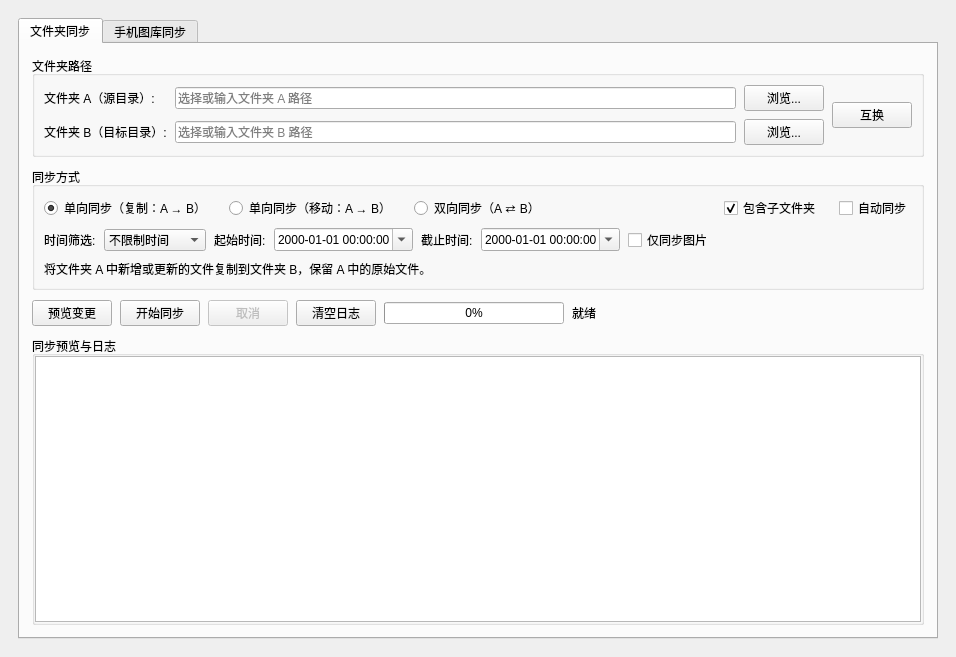
The window that tools/syncwidget.ui (hanbinhsh/SD-LoRA-Manager) describes before a commit, drawn with Qt 5.
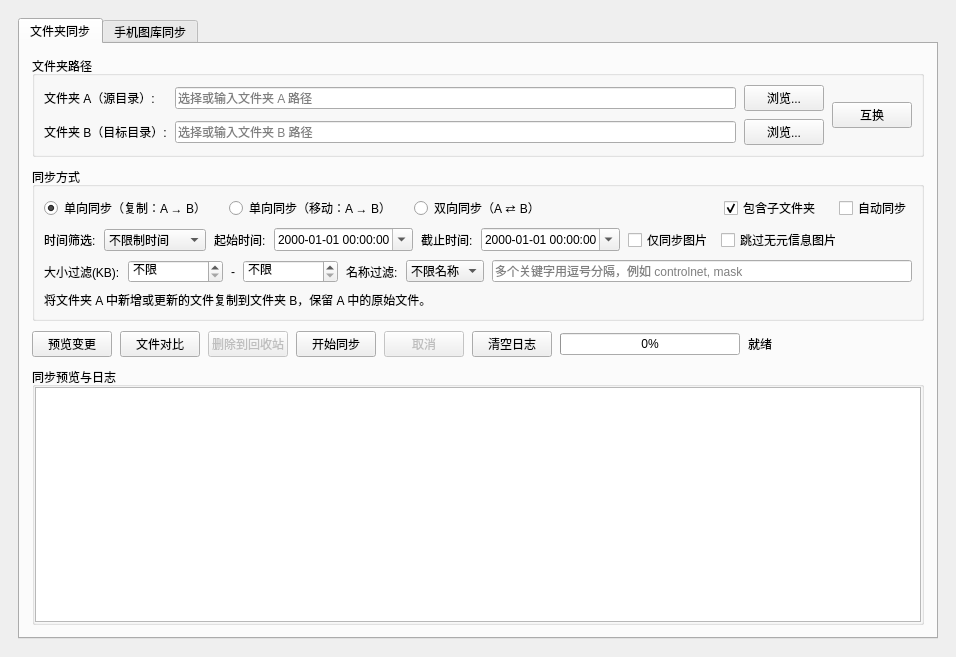
The same window after the commit.

Commit message: Make Folder Sync fully async (fix UI freeze) and add size/name/metadata filters, folder comparison, and Recycle Bin cleanup dialog

```diff
--- a/tools/syncwidget.ui
+++ b/tools/syncwidget.ui
@@ -280,6 +280,16 @@
               </property>
              </widget>
             </item>
+            <item>
+             <widget class="QCheckBox" name="chkFolderRequireMetadata">
+              <property name="toolTip">
+               <string>检测图片是否包含生成元信息，没有元信息的图片将不同步（可过滤 ControlNet 预览图与遮罩图）</string>
+              </property>
+              <property name="text">
+               <string>跳过无元信息图片</string>
+              </property>
+             </widget>
+            </item>
             <item>
              <spacer name="folderTimeFilterSpacer">
               <property name="orientation">
@@ -295,6 +305,92 @@
             </item>
            </layout>
           </item>
+          <item>
+           <layout class="QHBoxLayout" name="folderExtraFilterLayout">
+            <property name="spacing">
+             <number>8</number>
+            </property>
+            <item>
+             <widget class="QLabel" name="lblFolderSizeFilter">
+              <property name="text">
+               <string>大小过滤(KB):</string>
+              </property>
+             </widget>
+            </item>
+            <item>
+             <widget class="QSpinBox" name="spinFolderMinSizeKB">
+              <property name="specialValueText">
+               <string>不限</string>
+              </property>
+              <property name="prefix">
+               <string>最小 </string>
+              </property>
+              <property name="maximum">
+               <number>9999999</number>
+              </property>
+              <property name="singleStep">
+               <number>10</number>
+              </property>
+             </widget>
+            </item>
+            <item>
+             <widget class="QLabel" name="lblFolderSizeSep">
+              <property name="text">
+               <string notr="true">-</string>
+              </property>
+             </widget>
+            </item>
+            <item>
+             <widget class="QSpinBox" name="spinFolderMaxSizeKB">
+              <property name="specialValueText">
+               <string>不限</string>
+              </property>
+              <property name="prefix">
+               <string>最大 </string>
+              </property>
+              <property name="maximum">
+               <number>9999999</number>
+              </property>
+              <property name="singleStep">
+               <number>100</number>
+              </property>
+             </widget>
+            </item>
+            <item>
+             <widget class="QLabel" name="lblFolderNameFilter">
+              <property name="text">
+               <string>名称过滤:</string>
+              </property>
+             </widget>
+            </item>
+            <item>
+             <widget class="QComboBox" name="comboFolderNameFilter">
+              <item>
+               <property name="text">
+                <string>不限名称</string>
+               </property>
+              </item>
+              <item>
+               <property name="text">
+                <string>排除包含</string>
+               </property>
+              </item>
+              <item>
+               <property name="text">
+                <string>仅包含</string>
+               </property>
+              </item>
+             </widget>
+            </item>
+            <item>
+             <widget class="QLineEdit" name="editFolderNameKeywords">
+              <property name="placeholderText">
+               <string>多个关键字用逗号分隔，例如 controlnet, mask</string>
+              </property>
+             </widget>
+            </item>
+           </layout>
+          </item>
           <item>
            <widget class="QLabel" name="lblFolderSyncModeHint">
             <property name="text">
@@ -323,6 +419,35 @@
            </property>
           </widget>
          </item>
+         <item>
+          <widget class="QPushButton" name="btnCompareFolders">
+           <property name="cursor">
+            <cursorShape>PointingHandCursor</cursorShape>
+           </property>
+           <property name="toolTip">
+            <string>对比两个文件夹在选定时间与筛选条件下的文件是否完全一致</string>
+           </property>
+           <property name="text">
+            <string>文件对比</string>
+           </property>
+          </widget>
+         </item>
+         <item>
+          <widget class="QPushButton" name="btnDeleteToTrash">
+           <property name="enabled">
+            <bool>false</bool>
+           </property>
+           <property name="cursor">
+            <cursorShape>PointingHandCursor</cursorShape>
+           </property>
+           <property name="toolTip">
+            <string>列出对比结果中的多余或被筛选排除的文件，经二次确认后移入系统回收站</string>
+           </property>
+           <property name="text">
+            <string>删除到回收站</string>
+           </property>
+          </widget>
+         </item>
          <item>
           <widget class="QPushButton" name="btnStartFolderSync">
            <property name="cursor">
```
The commit also changes 11 other files.
